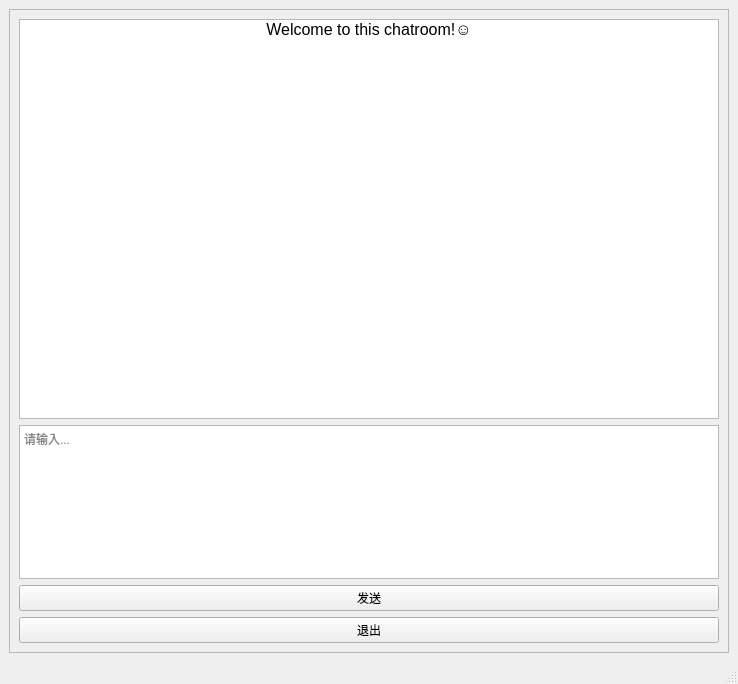
kevin2li/network-programming-curriculum-project, file qt/client.ui: the form before one commit.
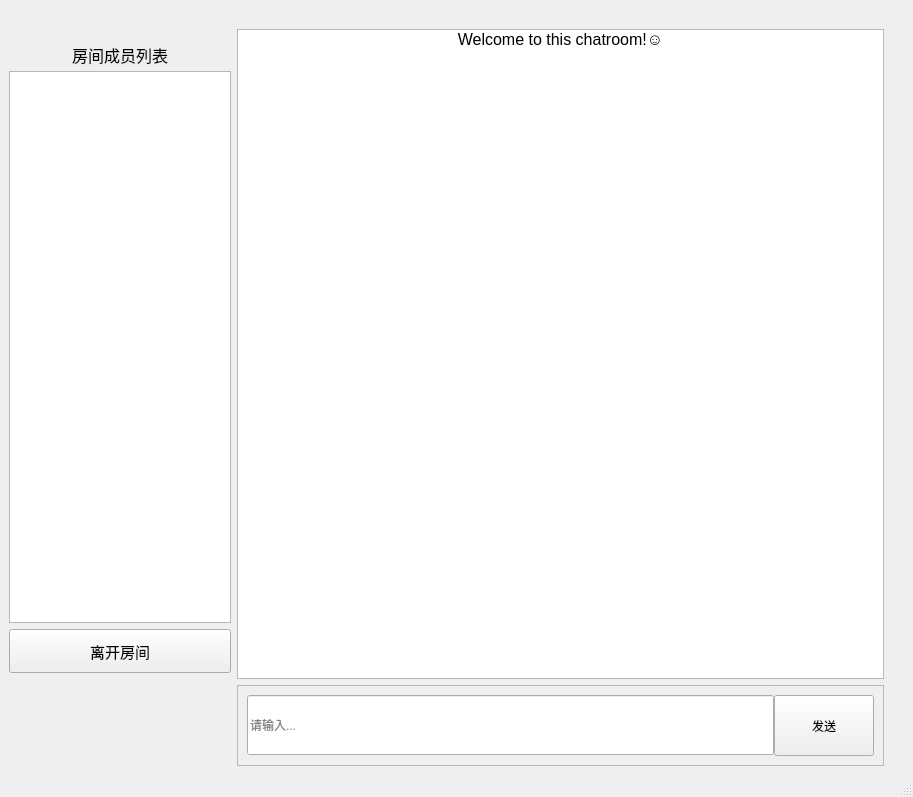
The form after the commit.

```diff
--- a/qt/client.ui
+++ b/qt/client.ui
@@ -6,8 +6,8 @@
    <rect>
     <x>0</x>
     <y>0</y>
-    <width>738</width>
-    <height>684</height>
+    <width>913</width>
+    <height>797</height>
    </rect>
   </property>
   <property name="windowTitle">
@@ -16,14 +16,107 @@
   <widget class="QWidget" name="centralwidget">
    <layout class="QVBoxLayout" name="verticalLayout">
     <item>
-     <widget class="QFrame" name="frame">
-      <property name="frameShape">
-       <enum>QFrame::StyledPanel</enum>
+     <layout class="QHBoxLayout" name="horizontalLayout_2" stretch="1,3">
+      <property name="topMargin">
+       <number>0</number>
       </property>
-      <property name="frameShadow">
-       <enum>QFrame::Raised</enum>
-      </property>
-      <layout class="QVBoxLayout" name="verticalLayout_2">
+      <item>
+       <layout class="QVBoxLayout" name="verticalLayout_4" stretch="0,0,0,0">
+        <property name="sizeConstraint">
+         <enum>QLayout::SetDefaultConstraint</enum>
+        </property>
+        <property name="topMargin">
+         <number>26</number>
+        </property>
+        <item>
+         <widget class="QLabel" name="label">
+          <property name="minimumSize">
+           <size>
+            <width>0</width>
+            <height>30</height>
+           </size>
+          </property>
+          <property name="maximumSize">
+           <size>
+            <width>999999</width>
+            <height>20</height>
+           </size>
+          </property>
+          <property name="font">
+           <font>
+            <pointsize>12</pointsize>
+           </font>
+          </property>
+          <property name="text">
+           <string>房间成员列表</string>
+          </property>
+          <property name="alignment">
+           <set>Qt::AlignCenter</set>
+          </property>
+         </widget>
+        </item>
+        <item>
+         <widget class="QListWidget" name="listWidget_2">
+          <property name="minimumSize">
+           <size>
+            <width>0</width>
+            <height>480</height>
+           </size>
+          </property>
+          <property name="maximumSize">
+           <size>
+            <width>999999</width>
+            <height>9999999</height>
+           </size>
+          </property>
+          <property name="font">
+           <font>
+            <pointsize>11</pointsize>
+           </font>
+          </property>
+         </widget>
+        </item>
+        <item>
+         <widget class="QPushButton" name="pushButton_2">
+          <property name="minimumSize">
+           <size>
+            <width>0</width>
+            <height>44</height>
+           </size>
+          </property>
+          <property name="font">
+           <font>
+            <pointsize>11</pointsize>
+           </font>
+          </property>
+          <property name="text">
+           <string>离开房间</string>
+          </property>
+         </widget>
+        </item>
+        <item>
+         <widget class="QLabel" name="label_2">
+          <property name="minimumSize">
+           <size>
+            <width>0</width>
+            <height>87</height>
+           </size>
+          </property>
+          <property name="text">
+           <string/>
+          </property>
+         </widget>
+        </item>
+       </layout>
+      </item>
+      <item>
+       <layout class="QVBoxLayout" name="verticalLayout_3">
+        <property name="topMargin">
+         <number>20</number>
+        </property>
+        <property name="rightMargin">
+         <number>20</number>
+        </property>
        <item>
         <widget class="QListWidget" name="listWidget">
          <property name="sizePolicy">
@@ -34,10 +127,19 @@
          </property>
          <property name="minimumSize">
           <size>
-           <width>0</width>
+            <width>400</width>
            <height>400</height>
           </size>
          </property>
+          <property name="maximumSize">
+           <size>
+            <width>16777215</width>
+            <height>16777215</height>
+           </size>
+          </property>
+          <property name="layoutDirection">
+           <enum>Qt::LeftToRight</enum>
+          </property>
          <property name="horizontalScrollBarPolicy">
           <enum>Qt::ScrollBarAsNeeded</enum>
          </property>
@@ -83,7 +185,30 @@
         </widget>
        </item>
        <item>
-        <widget class="QTextEdit" name="textEdit">
+         <widget class="QFrame" name="frame">
+          <property name="frameShape">
+           <enum>QFrame::StyledPanel</enum>
+          </property>
+          <property name="frameShadow">
+           <enum>QFrame::Raised</enum>
+          </property>
+          <layout class="QVBoxLayout" name="verticalLayout_2">
+           <item>
+            <layout class="QHBoxLayout" name="horizontalLayout">
+             <property name="spacing">
+              <number>0</number>
+             </property>
+             <property name="leftMargin">
+              <number>0</number>
+             </property>
+             <item>
+              <widget class="QLineEdit" name="lineEdit">
+               <property name="minimumSize">
+                <size>
+                 <width>0</width>
+                 <height>60</height>
+                </size>
+               </property>
          <property name="placeholderText">
           <string>请输入...</string>
          </property>
@@ -91,20 +216,25 @@
        </item>
        <item>
         <widget class="QPushButton" name="pushButton">
+               <property name="minimumSize">
+                <size>
+                 <width>100</width>
+                 <height>61</height>
+                </size>
+               </property>
          <property name="text">
           <string>发送</string>
          </property>
         </widget>
        </item>
-       <item>
-        <widget class="QPushButton" name="pushButton_2">
-         <property name="text">
-          <string>退出</string>
-         </property>
-        </widget>
+            </layout>
        </item>
       </layout>
      </widget>
+        </item>
+       </layout>
+      </item>
+     </layout>
     </item>
    </layout>
   </widget>
```
Left out of the diff: 26 changed lines with no effect on the pictures. Lines whose indentation alone changed are shown as unchanged.
